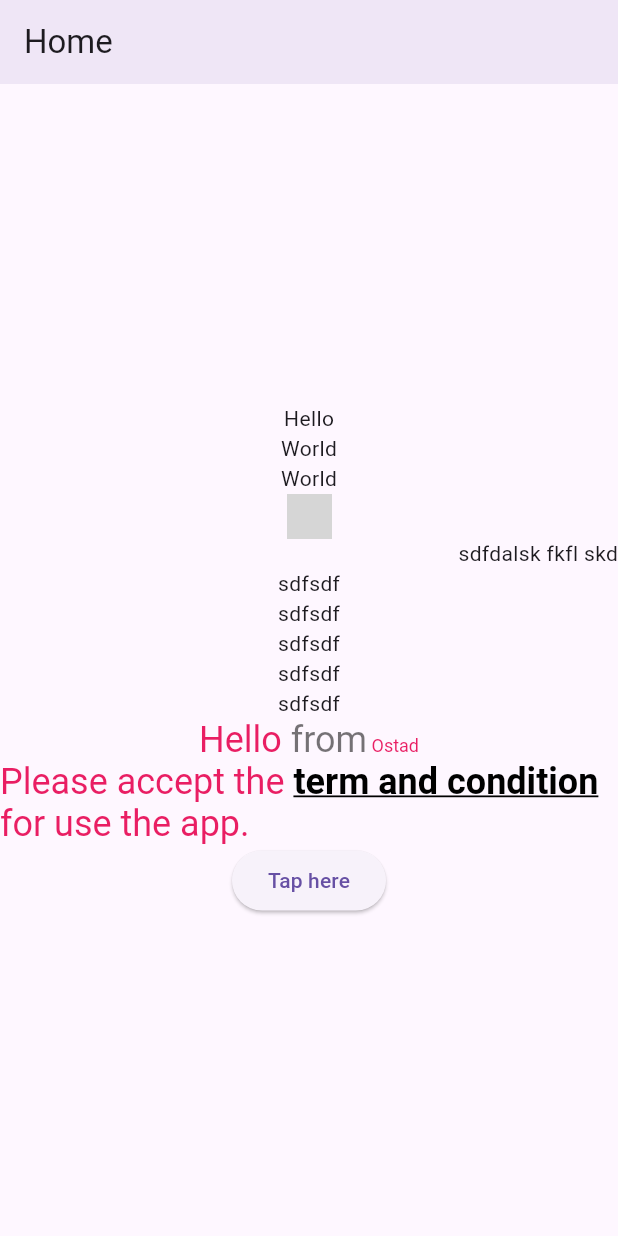
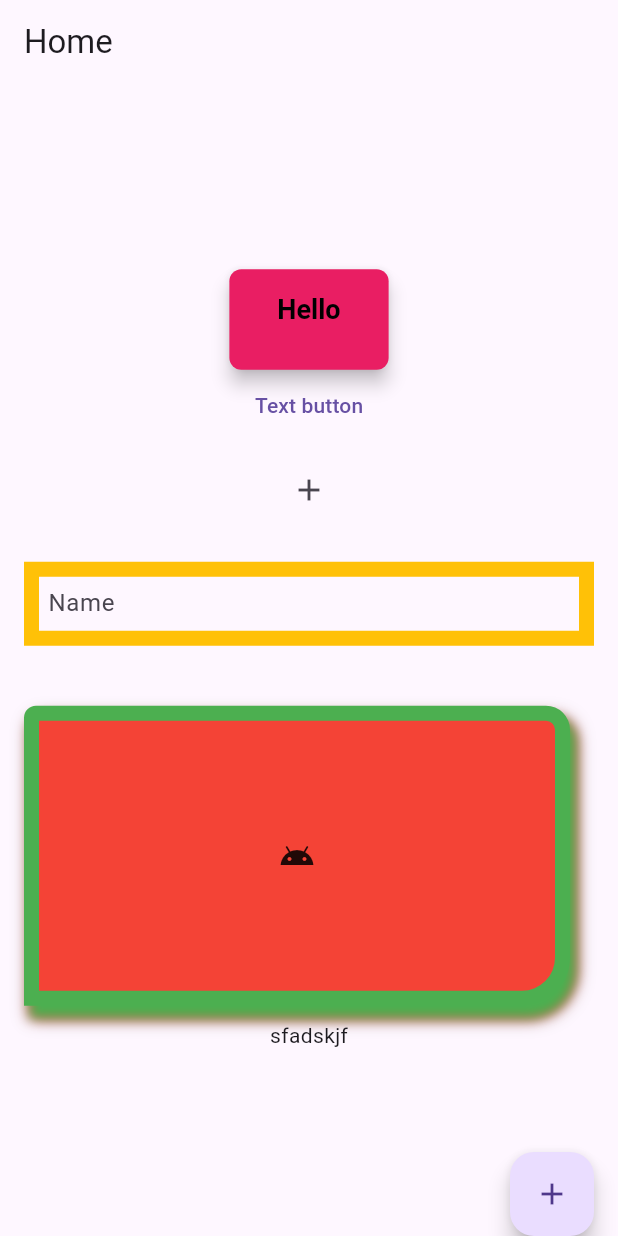
Before and after one commit to RafatMeraz/ostad_flutter_batch_five, a Flutter app: the screen it shows after launch, on a phone screen of 412 x 824 dp. Run offline on Flutter 3.47's test engine with Material 3 defaults, Android fonts, the phone set to English and light mode, and no system bars; grey boxes are pictures that could not be loaded.

Commit message:
- Buttons - GestureDetector - InkWell - Container - Padding

```diff
--- a/live_class_project/lib/main.dart
+++ b/live_class_project/lib/main.dart
@@ -16,126 +16,175 @@ class MyApp extends StatelessWidget {
 }
 
 class HomeScreen extends StatelessWidget {
+  TextEditingController searchTextFieldController = TextEditingController();
 
   @override
   Widget build(BuildContext context) {
     return Scaffold(
       appBar: AppBar(
-        title: Text('Home',),
-        elevation: 5,
+        title: Text('Home'),
       ),
-      // body: Column(
-      //   children: [
-      //     // Vertically
-      //     Text('Hello'),
-      //     Text('World'),
-      //   ],
-      // ),
       body: Column(
         mainAxisAlignment: MainAxisAlignment.center,
-        crossAxisAlignment: CrossAxisAlignment.center,
-        mainAxisSize: MainAxisSize.max,
         children: [
-          // Horizontally arrange
-          Text('Hello'),
-          Text('World'),
-          Text('World'),
-          Image.asset(
-            'images/uncle-bob.jpg',
-            width: 30,
-          ),
-          Row(
-            mainAxisAlignment: MainAxisAlignment.end,
-            children: [
-              Text('sdfd'),
-              Text('alsk fkfl skd'),
-            ],
-          ),
-          Column(
-            mainAxisSize: MainAxisSize.min,
-            children: [
-              Text('sdfsdf'),
-              Text('sdfsdf'),
-              Text('sdfsdf'),
-              Text('sdfsdf'),
-              Text('sdfsdf'),
-            ],
-          ),
-          // Text('Hello from ostad'),
-          RichText(text: TextSpan(
-            text: 'Hello ',
-            style: TextStyle(
-                color: Colors.pink,
-              fontSize: 24
-              ),
-            children: [
-              TextSpan(
-                text: 'from',
-                style: TextStyle(
-                  color: Colors.black54
-                )
-              ),
-              TextSpan(
-                text: ' Ostad',
-                style: TextStyle(
-                  fontSize: 12
-                )
-              ),
-            ]
-          ),
-          ),
-          RichText(text: TextSpan(
-            text: 'Please accept the ',
-            style: TextStyle(
-                color: Colors.pink,
-              fontSize: 24
-              ),
-            children: [
-              TextSpan(
-                text: 'term and condition',
-                style: TextStyle(
-                  color: Colors.black,
-                  fontWeight: FontWeight.bold,
-                  decoration: TextDecoration.underline,
-                )
-              ),
-              TextSpan(
-                text: ' for use the app.',
-              ),
-            ]
-          ),
-          ),
           ElevatedButton(
             onPressed: () {
-              // showAboutDialog(context: context,);
-              // showDialog(context: context, builder: (context) {
-              //   return AlertDialog(
-              //     title: Text('Message'),
-              //     content: Text('Hello, welcome to app'),
-              //     actions: [
-              //       ElevatedButton(onPressed: () {}, child: Text('cancel'),),
-              //     ],
-              //   );
-              // });
+              print('Tapped on hello button');
+            },
+            child: Text('Hello'),
+            onLongPress: () {
+              print('Long pressed on hello button');
+            },
+            style: ElevatedButton.styleFrom(
+              backgroundColor: Colors.pink,
+              foregroundColor: Colors.black,
+              // minimumSize: Size(300, 40),
+              // maximumSize: Size(300, 80),
+              // padding: EdgeInsets.symmetric(horizontal: 32, vertical: 16),
+              padding: EdgeInsets.only(left: 32, top: 16, right: 32, bottom: 30),
+              elevation: 5,
+              shadowColor: Colors.black,
+              textStyle: TextStyle(
+                fontSize: 18,
+                fontWeight: FontWeight.w700,
+                color: Colors.white,
+              ),
+              shape: RoundedRectangleBorder(
+                borderRadius: BorderRadius.circular(8)
+              )
+            ),
+          ),
+          TextButton(
+            onPressed: () {
+              print('Pressed on text button');
+            },
+            child: Text('Text button'),
+            style: TextButton.styleFrom(),
+          ),
+          Padding(
+            padding: const EdgeInsets.all(8.0),
+            child: IconButton(onPressed: () {}, icon: Icon(Icons.add),),
+          ),
+          Row(),
+          Padding(
+            padding: EdgeInsets.all(16),
+            child: TextField(
+              controller: searchTextFieldController,
+              onTap: () {
+                print('sdfasdf');
+              },
+              keyboardType: TextInputType.emailAddress,
+              onChanged: (String input) {
+                print(input);
+              },
+              textInputAction: TextInputAction.done,
+              onSubmitted: (String value) {
+                print(searchTextFieldController.text);
+                searchTextFieldController.clear();
+              },
+              obscureText: false,
+              decoration: InputDecoration(
+                enabled: true,
+                hintText: 'Enter your name',
+                label: Text('Name'),
+                // prefixIcon: Icon(Icons.add),
+                // prefix: Icon(Icons.add),
+                // suffixIcon: Icon(Icons.remove_red_eye_outlined),
+                // suffix: Text('df'),
+                border: OutlineInputBorder(
+                    borderSide: BorderSide(
+                      color: Colors.amber,
+                      width: 10,
+                      style: BorderStyle.solid,
+                    ),
+                  ),
+                enabledBorder: OutlineInputBorder(
+                  borderSide: BorderSide(
+                    color: Colors.amber,
+                    width: 10,
+                    style: BorderStyle.solid,
+                  ),
+                ),
+                disabledBorder: OutlineInputBorder(
+                  borderSide: BorderSide(
+                    color: Colors.deepOrangeAccent,
+                    width: 10,
+                    style: BorderStyle.solid,
+                  ),
+                ),
+                focusedBorder: OutlineInputBorder(
+                  borderSide: BorderSide(
+                    color: Colors.green,
+                    width: 3,
+                    style: BorderStyle.solid,
+                  ),
+                ),
+              ),
+            ),
+          ),
 
-              showModalBottomSheet(
-                  isDismissible: false,
-                  backgroundColor: Colors.yellow,
-                  barrierColor: Colors.pink.shade300,
-                  context: context,
-                  builder: (_) {
-                    return Column(
-                      children: [
-                        Text('Message'),
-                        Text('Hello world'),
-                      ],
-                    );
-              });
+          GestureDetector(
+            onTap: () {
+              print('tapped on container');
             },
-            child: Text('Tap here'),
+            child: Container(
+              // color: Colors.red,
+              // margin: EdgeInsets.symmetric(horizontal: 16, vertical: 24),
+              margin: EdgeInsets.only(left: 16, right: 32, bottom: 10, top: 24),
+              padding: EdgeInsets.all(32),
+              width: 500,
+              height: 200,
+              decoration: BoxDecoration(
+                color: Colors.red,
+                borderRadius: BorderRadius.only(
+                  topLeft: Radius.circular(8),
+                  topRight: Radius.circular(16),
+                  bottomRight: Radius.circular(32)
+                ),
+                border: Border.all(
+                  color: Colors.green,
+                  width: 10,
+                  style: BorderStyle.solid
+                ),
+                // shape: BoxShape.circle,
+                boxShadow: [
+                  BoxShadow(
+                    color: Colors.grey,
+                    blurRadius: 10,
+                    offset: Offset(4, 8), // Shadow position
+                  ),
+                  BoxShadow(
+                    color: Colors.red,
+                    blurRadius: 7,
+                    offset: Offset(4, 8), // Shadow position
+                  ),
+                  BoxShadow(
+                    color: Colors.green,
+                    blurRadius: 5,
+                    offset: Offset(4, 8), // Shadow position
+                  ),
+                ]
+              ),
+              alignment: Alignment.center,
+              child: Icon(Icons.android),
+            ),
           ),
+
+          InkWell(
+              onTap: () {
+                print('on tapped on text');
+              },
+              splashColor: Colors.red,
+              highlightColor: Colors.green,
+              radius: 10,
+              child: Text('sfadskjf')),
         ],
-      ) ,
+      ),
+      floatingActionButtonLocation: FloatingActionButtonLocation.endDocked,
+      floatingActionButton: FloatingActionButton(
+        onPressed: () {},
+        child: Icon(Icons.add),
+      ),
     );
   }
 }
```
